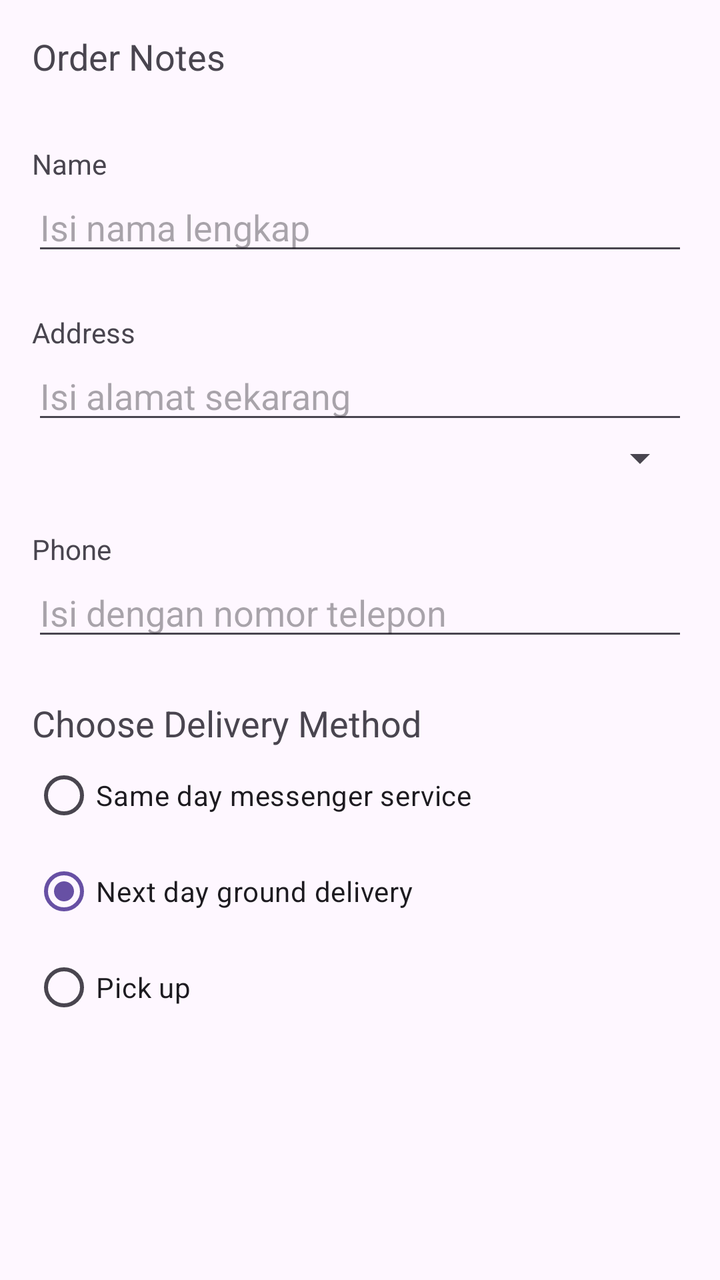
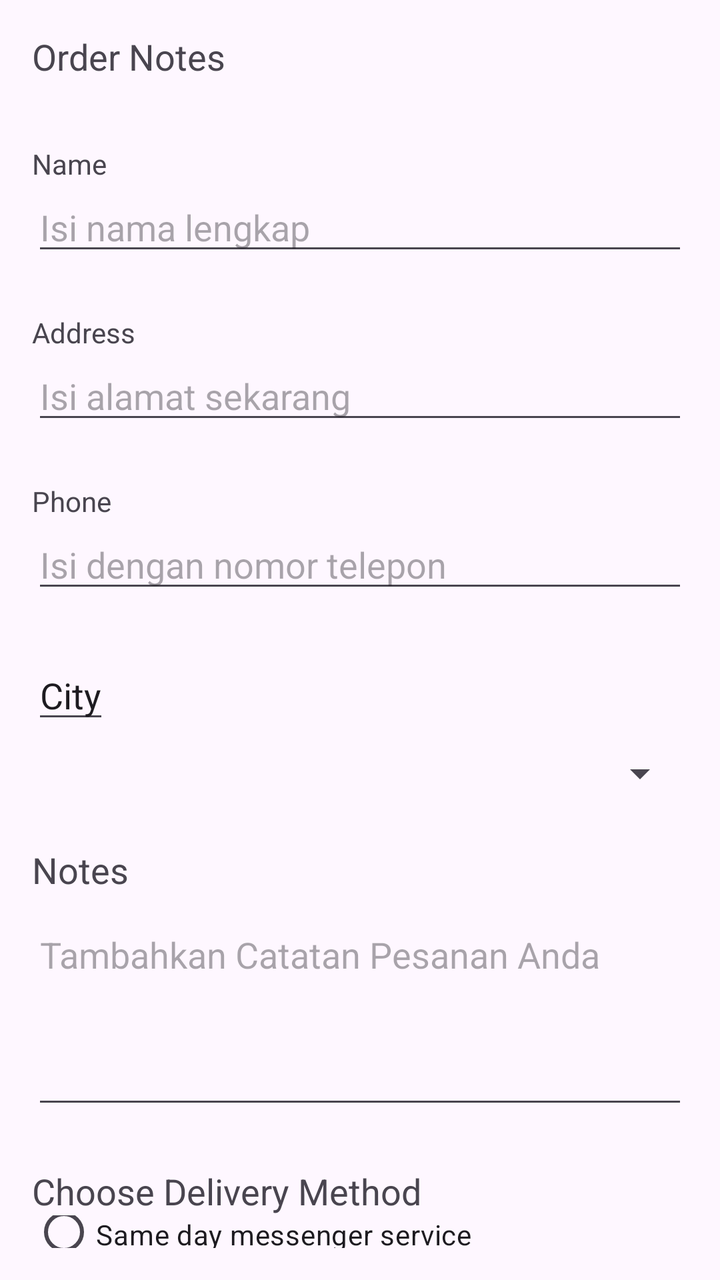

The first picture is an Android layout as it rendered before a commit; the second is the same layout after the commit. The layout source and the unified diff follow.
<!-- AndroidManifest.xml: application theme Theme.DroidCafe -->
<!-- res/layout/activity_order.xml -->
<?xml version="1.0" encoding="utf-8"?>
<LinearLayout xmlns:android="http://schemas.android.com/apk/res/android"
    xmlns:app="http://schemas.android.com/apk/res-auto"
    xmlns:tools="http://schemas.android.com/tools"
    android:layout_width="match_parent"
    android:layout_height="match_parent"
    android:orientation="vertical"
    android:paddingLeft="@dimen/activity_horizontal_margin"
    android:paddingTop="@dimen/activity_vertical_margin"
    android:paddingRight="@dimen/activity_horizontal_margin"
    android:paddingBottom="@dimen/activity_vertical_margin"
    tools:context=".OrderActivity">

    <TextView
        android:id="@+id/order_textview"
        android:layout_width="wrap_content"
        android:layout_height="wrap_content"
        android:text="@string/order_label_text"
        android:textSize="18sp"
        app:layout_constraintStart_toStartOf="parent"
        app:layout_constraintTop_toTopOf="parent" />


    <TextView
        android:id="@+id/name_label"
        android:layout_width="wrap_content"
        android:layout_height="wrap_content"
        android:layout_marginTop="32dp"
        android:text="@string/name_label_text"
        app:layout_constraintStart_toStartOf="parent"
        app:layout_constraintTop_toBottomOf="@+id/order_textview" />


    <EditText
        android:id="@+id/name_text"
        android:layout_width="match_parent"
        android:layout_height="wrap_content"
        android:ems="10"
        android:hint="@string/enter_name_hint"
        android:inputType="textPersonName"
        app:layout_constraintBaseline_toBaselineOf="@+id/name_label"
        app:layout_constraintStart_toEndOf="@+id/name_label" />


    <TextView
        android:id="@+id/address_label"
        android:layout_width="wrap_content"
        android:layout_height="wrap_content"
        android:layout_marginTop="24dp"
        android:text="@string/address_label_text"
        app:layout_constraintStart_toStartOf="parent"
        app:layout_constraintTop_toBottomOf="@+id/name_label" />


    <EditText
        android:id="@+id/address_text"
        android:layout_width="match_parent"
        android:layout_height="wrap_content"
        android:ems="10"
        android:hint="@string/enter_address_hint"
        android:inputType="textMultiLine"
        app:layout_constraintBaseline_toBaselineOf="@+id/address_label"
        app:layout_constraintStart_toEndOf="@+id/address_label" />

    <Spinner
        android:id="@+id/mySpinner"
        android:layout_width="match_parent"
        android:layout_height="wrap_content" />

    <TextView
        android:id="@+id/phone_label"
        android:layout_width="wrap_content"
        android:layout_height="wrap_content"
        android:layout_marginTop="24dp"
        android:text="@string/phone_label_string"
        app:layout_constraintStart_toStartOf="parent"
        app:layout_constraintTop_toBottomOf="@+id/address_text" />


    <EditText
        android:id="@+id/phone_text"
        android:layout_width="match_parent"
        android:layout_height="wrap_content"
        android:ems="10"
        android:hint="@string/enter_phone_hint"
        android:inputType="phone"
        app:layout_constraintBaseline_toBaselineOf="@+id/phone_label"
        app:layout_constraintStart_toEndOf="@+id/phone_label" />

    <TextView
        android:id="@+id/delivery_label"
        android:layout_width="wrap_content"
        android:layout_height="wrap_content"
        android:layout_marginTop="24dp"
        android:text="@string/choose_delivery_method"
        android:textSize="18sp"
        app:layout_constraintStart_toStartOf="parent"
        app:layout_constraintTop_toBottomOf="@+id/phone_text"
        tools:ignore="UnknownId" />


    <RadioGroup
        android:layout_width="wrap_content"
        android:layout_height="wrap_content"
        android:orientation="vertical"
        app:layout_constraintStart_toStartOf="parent"
        app:layout_constraintTop_toBottomOf="@id/delivery_label">


        <RadioButton
            android:id="@+id/sameday"
            android:layout_width="wrap_content"
            android:layout_height="wrap_content"
            android:onClick="onRadioButtonClicked"
            android:text="@string/same_day_messenger_service" />


        <RadioButton
            android:id="@+id/nextday"
            android:layout_width="wrap_content"
            android:layout_height="wrap_content"
            android:checked="true"
            android:onClick="onRadioButtonClicked"
            android:text="@string/next_day_ground_delivery" />


        <RadioButton
            android:id="@+id/pickup"
            android:layout_width="wrap_content"
            android:layout_height="wrap_content"
            android:onClick="onRadioButtonClicked"
            android:text="@string/pick_up" />
    </RadioGroup>

</LinearLayout>
<!-- resources referenced by this layout -->
<resources>
  <dimen name="activity_horizontal_margin">16dp</dimen>
  <dimen name="activity_vertical_margin">16dp</dimen>
  <string name="address_label_text">Address</string>
  <string name="choose_delivery_method">Choose Delivery Method</string>
  <string name="enter_address_hint">Isi alamat sekarang</string>
  <string name="enter_name_hint">Isi nama lengkap</string>
  <string name="enter_phone_hint">Isi dengan nomor telepon</string>
  <string name="name_label_text">Name</string>
  <string name="next_day_ground_delivery">Next day ground delivery</string>
  <string name="order_label_text">Order Notes</string>
  <string name="phone_label_string">Phone</string>
  <string name="pick_up">Pick up</string>
  <string name="same_day_messenger_service">Same day messenger service</string>
  <style name="Theme.DroidCafe" parent="Base.Theme.DroidCafe" />
  <style name="Base.Theme.DroidCafe" parent="Theme.Material3.DayNight.NoActionBar">
          
          
      </style>
</resources>

<!-- the commit's change to res/layout/activity_order.xml (unified diff, before → after) -->
@@ -62,11 +62,6 @@
         app:layout_constraintBaseline_toBaselineOf="@+id/address_label"
         app:layout_constraintStart_toEndOf="@+id/address_label" />
 
-    <Spinner
-        android:id="@+id/mySpinner"
-        android:layout_width="match_parent"
-        android:layout_height="wrap_content" />
-
     <TextView
         android:id="@+id/phone_label"
         android:layout_width="wrap_content"
@@ -75,7 +70,6 @@
         android:text="@string/phone_label_string"
         app:layout_constraintStart_toStartOf="parent"
         app:layout_constraintTop_toBottomOf="@+id/address_text" />
-
 
     <EditText
         android:id="@+id/phone_text"
@@ -86,6 +80,39 @@
         android:inputType="phone"
         app:layout_constraintBaseline_toBaselineOf="@+id/phone_label"
         app:layout_constraintStart_toEndOf="@+id/phone_label" />
+
+    <EditText
+        android:id="@+id/city_label"
+        android:layout_width="wrap_content"
+        android:layout_height="wrap_content"
+        android:layout_marginTop="24dp"
+        android:text="@string/select_city"
+        android:textSize="18sp"/>
+
+    <Spinner
+        android:id="@+id/city_spinner"
+        android:layout_width="match_parent"
+        android:layout_height="wrap_content"
+        android:layout_marginTop="8dp" />
+
+    <TextView
+        android:id="@+id/notes_label"
+        android:layout_width="wrap_content"
+        android:layout_height="wrap_content"
+        android:layout_marginTop="24dp"
+        android:text="@string/notes_label_text"
+        android:textSize="18sp" />
+
+    <EditText
+        android:id="@+id/notes_text"
+        android:layout_width="match_parent"
+        android:layout_height="wrap_content"
+        android:hint="@string/enter_notes_hint"
+        android:inputType="textMultiLine"
+        android:minLines="4"
+        android:gravity="top"
+        android:scrollbars="vertical"
+        android:layout_marginTop="8dp" />
 
     <TextView
         android:id="@+id/delivery_label"
<!-- resource entries referenced after the edit -->
@@ -6,13 +6,16 @@
   <string name="choose_delivery_method">Choose Delivery Method</string>
   <string name="enter_address_hint">Isi alamat sekarang</string>
   <string name="enter_name_hint">Isi nama lengkap</string>
+  <string name="enter_notes_hint">Tambahkan Catatan Pesanan Anda</string>
   <string name="enter_phone_hint">Isi dengan nomor telepon</string>
   <string name="name_label_text">Name</string>
   <string name="next_day_ground_delivery">Next day ground delivery</string>
+  <string name="notes_label_text">Notes</string>
   <string name="order_label_text">Order Notes</string>
   <string name="phone_label_string">Phone</string>
   <string name="pick_up">Pick up</string>
   <string name="same_day_messenger_service">Same day messenger service</string>
+  <string name="select_city"> City</string>
   <style name="Theme.DroidCafe" parent="Base.Theme.DroidCafe" />
   <style name="Base.Theme.DroidCafe" parent="Theme.Material3.DayNight.NoActionBar">
           
